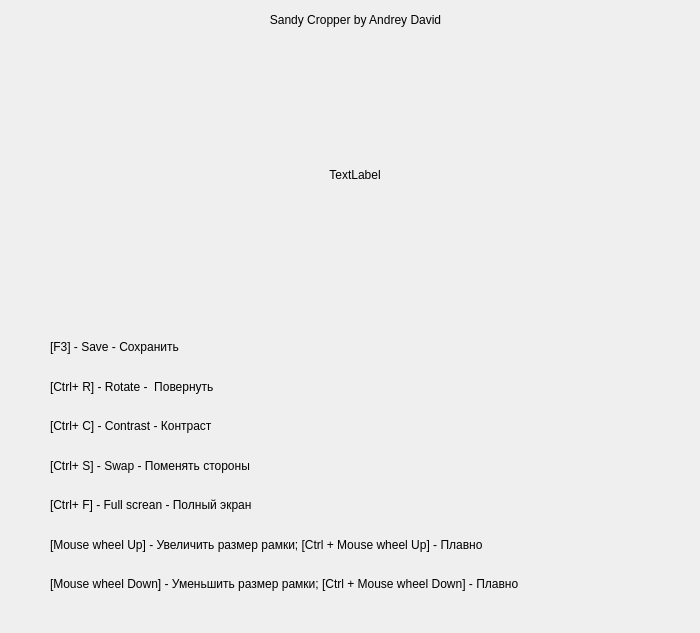
First picture: the form in cropper/ui/help.ui, repository andrey-david/Sendy, before the edit.
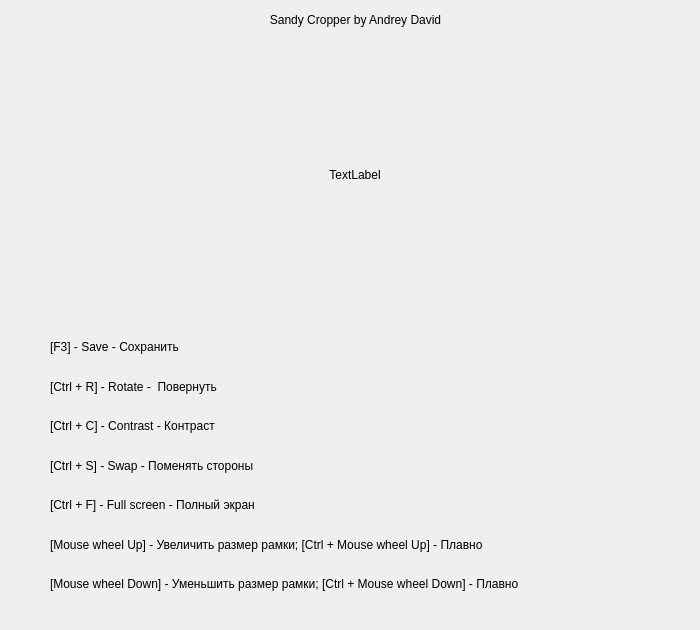
Second picture: the form after the edit.

Commit message: user can't change size of window now

The edit to the form file:
```diff
--- a/cropper/ui/help.ui
+++ b/cropper/ui/help.ui
@@ -7,9 +7,21 @@
     <x>0</x>
     <y>0</y>
     <width>700</width>
-    <height>633</height>
+    <height>630</height>
    </rect>
   </property>
+  <property name="minimumSize">
+   <size>
+    <width>700</width>
+    <height>630</height>
+   </size>
+  </property>
+  <property name="maximumSize">
+   <size>
+    <width>700</width>
+    <height>630</height>
+   </size>
+  </property>
   <property name="windowTitle">
    <string>Sendy Cropper - Help</string>
   </property>
@@ -65,28 +77,28 @@
     <item>
      <widget class="QLabel" name="label_3">
       <property name="text">
-       <string>[Ctrl+ R] - Rotate -  Повернуть</string>
+       <string>[Ctrl + R] - Rotate -  Повернуть</string>
       </property>
      </widget>
     </item>
     <item>
      <widget class="QLabel" name="label_6">
       <property name="text">
-       <string>[Ctrl+ C] - Contrast - Контраст</string>
+       <string>[Ctrl + C] - Contrast - Контраст</string>
       </property>
      </widget>
     </item>
     <item>
      <widget class="QLabel" name="label_5">
       <property name="text">
-       <string>[Ctrl+ S] - Swap - Поменять стороны</string>
+       <string>[Ctrl + S] - Swap - Поменять стороны</string>
       </property>
      </widget>
     </item>
     <item>
      <widget class="QLabel" name="label">
       <property name="text">
-       <string>[Ctrl+ F] - Full screan - Полный экран</string>
+       <string>[Ctrl + F] - Full screen - Полный экран</string>
       </property>
      </widget>
     </item>
```
The commit also changes 5 other files.
